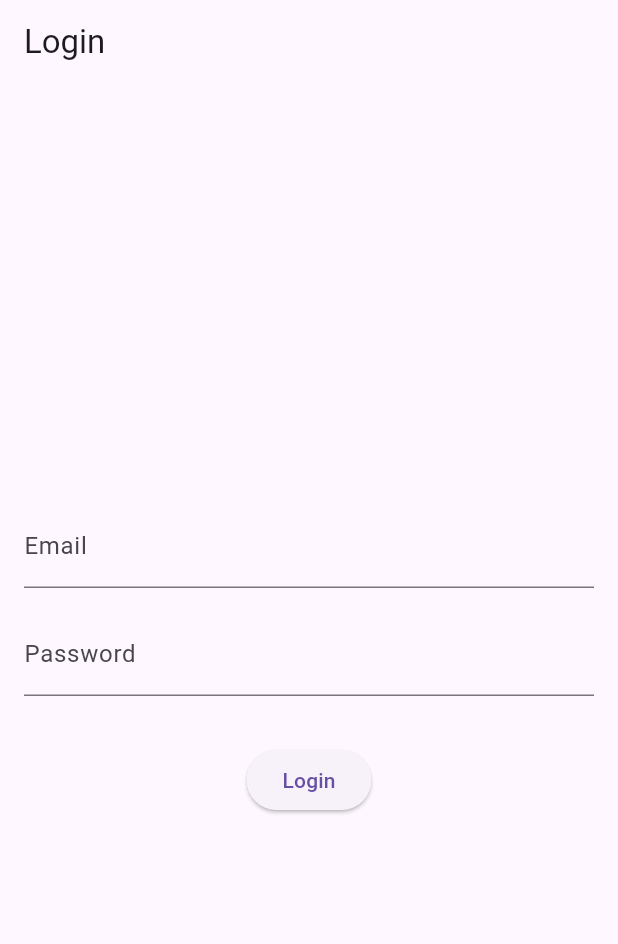
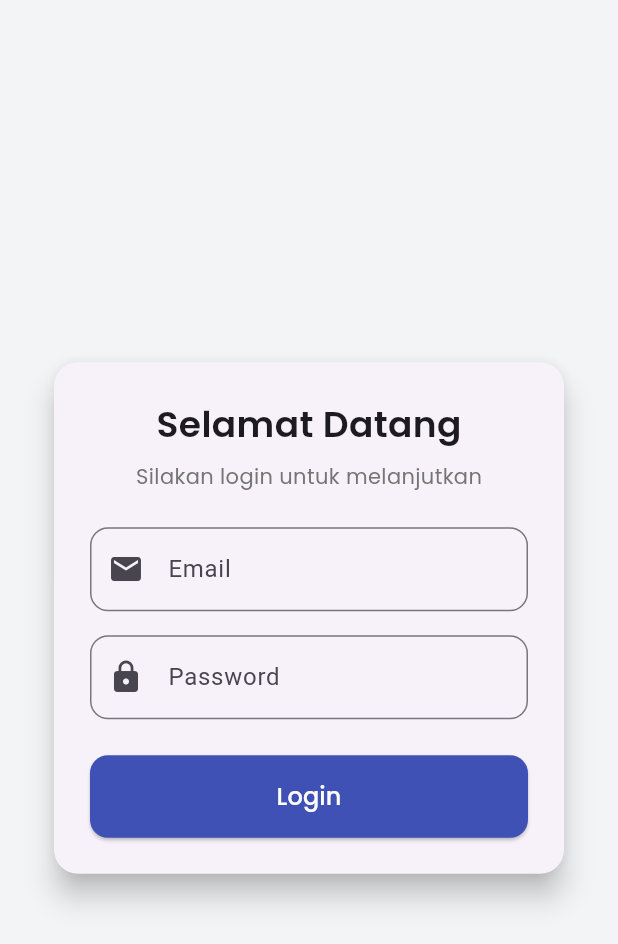
Before and after one commit to Indokq/sisfo-sarprasmobile, a Flutter app: the screen it shows after launch, on a phone screen of 412 x 824 dp. Shown: the top 944 px of the screen. Run offline on Flutter 3.47's test engine with Material 3 defaults, Android fonts, the phone set to English and light mode, and no system bars; our stand-ins replace google_fonts.

Commit message:
gini amat idup

```diff
--- a/lib/login_page.dart
+++ b/lib/login_page.dart
@@ -1,6 +1,7 @@
 import 'package:flutter/material.dart';
 import 'package:http/http.dart' as http;
 import 'dart:convert';
+import 'package:google_fonts/google_fonts.dart';
 
 class LoginPage extends StatefulWidget {
   const LoginPage({Key? key}) : super(key: key);
@@ -33,6 +34,7 @@ class _LoginPageState extends State<LoginPage> {
       final data = jsonDecode(response.body);
       final token = data['access_token'];
       print('Login berhasil! Token: $token');
+      // Navigate to next screen if needed
     } else {
       final data = jsonDecode(response.body);
       print('Login gagal: ${data['message']}');
@@ -49,34 +51,88 @@ class _LoginPageState extends State<LoginPage> {
   @override
   Widget build(BuildContext context) {
     return Scaffold(
-      appBar: AppBar(title: const Text('Login')),
-      body: Padding(
-        padding: const EdgeInsets.all(16.0),
+      backgroundColor: const Color(0xFFF3F4F6),
+      body: Center(
+        child: SingleChildScrollView(
+          child: Padding(
+            padding: const EdgeInsets.symmetric(horizontal: 32.0),
+            child: Card(
+              elevation: 8,
+              shape: RoundedRectangleBorder(
+                borderRadius: BorderRadius.circular(16),
+              ),
+              child: Padding(
+                padding: const EdgeInsets.all(24.0),
                 child: Column(
-          mainAxisAlignment: MainAxisAlignment.center,
+                  mainAxisSize: MainAxisSize.min,
                   children: [
+                    Text(
+                      'Selamat Datang',
+                      style: GoogleFonts.poppins(
+                        fontSize: 24,
+                        fontWeight: FontWeight.w600,
+                      ),
+                    ),
+                    const SizedBox(height: 8),
+                    Text(
+                      'Silakan login untuk melanjutkan',
+                      style: GoogleFonts.poppins(
+                        fontSize: 14,
+                        color: Colors.grey[600],
+                      ),
+                    ),
+                    const SizedBox(height: 24),
                     TextField(
                       controller: _emailController,
-              decoration: const InputDecoration(
+                      decoration: InputDecoration(
                         labelText: 'Email',
+                        prefixIcon: const Icon(Icons.email),
+                        border: OutlineInputBorder(
+                          borderRadius: BorderRadius.circular(12),
+                        ),
                       ),
                     ),
                     const SizedBox(height: 16),
                     TextField(
                       controller: _passwordController,
                       obscureText: true,
-              decoration: const InputDecoration(
+                      decoration: InputDecoration(
                         labelText: 'Password',
+                        prefixIcon: const Icon(Icons.lock),
+                        border: OutlineInputBorder(
+                          borderRadius: BorderRadius.circular(12),
                         ),
                       ),
-            const SizedBox(height: 32),
-            _isLoading
-                ? const CircularProgressIndicator()
-                : ElevatedButton(
-                    onPressed: _login,
-                    child: const Text('Login'),
+                    ),
+                    const SizedBox(height: 24),
+                    SizedBox(
+                      width: double.infinity,
+                      child: ElevatedButton(
+                        style: ElevatedButton.styleFrom(
+                          padding: const EdgeInsets.symmetric(vertical: 16),
+                          shape: RoundedRectangleBorder(
+                            borderRadius: BorderRadius.circular(12),
+                          ),
+                          backgroundColor: Colors.indigo,
+                        ),
+                        onPressed: _isLoading ? null : _login,
+                        child: _isLoading
+                            ? const CircularProgressIndicator(color: Color.fromARGB(255, 255, 255, 255))
+                            : Text(
+                                'Login',
+                                style: GoogleFonts.poppins(
+                                  fontSize: 16,
+                                  fontWeight: FontWeight.w500,
+                                  color: Colors.white
+                                ),
+                              ),
+                      ),
                     ),
                   ],
+                ),
+              ),
+            ),
+          ),
         ),
       ),
     );
--- a/pubspec.yaml
+++ b/pubspec.yaml
@@ -10,6 +10,7 @@ dependencies:
   flutter:
     sdk: flutter
   http: ^1.3.0
+  google_fonts: ^6.1.0
 
 dev_dependencies:
   flutter_test:
```
Also changed, not shown: pubspec.lock, 1 other file. Lines whose indentation alone changed are shown as unchanged.
